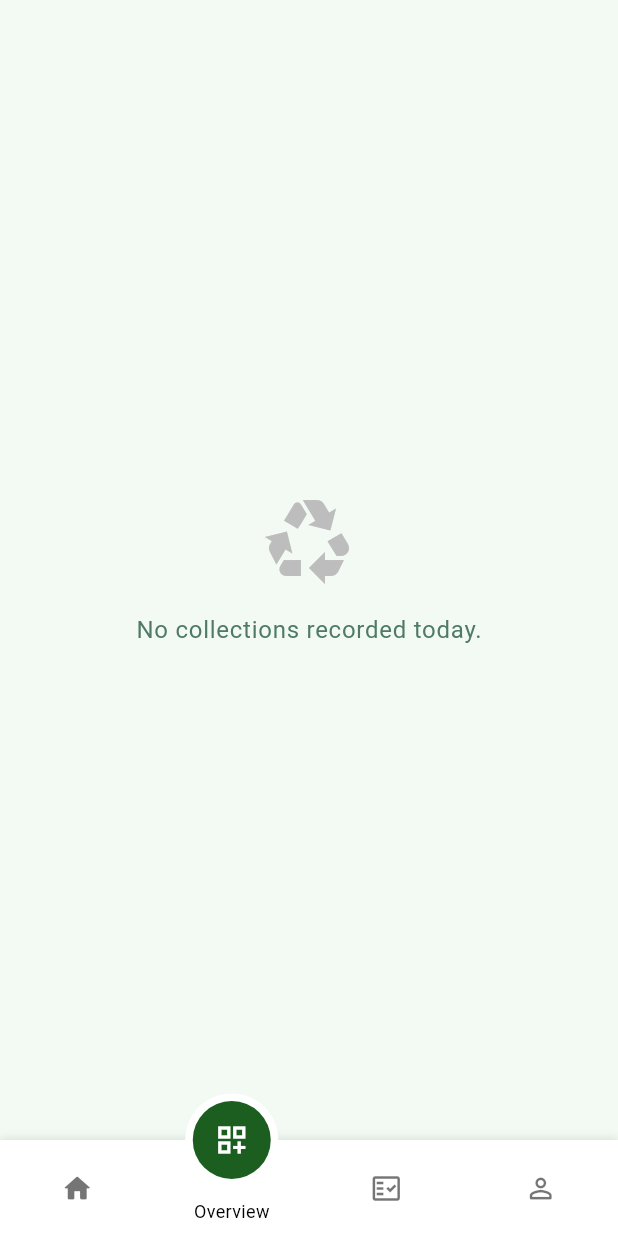
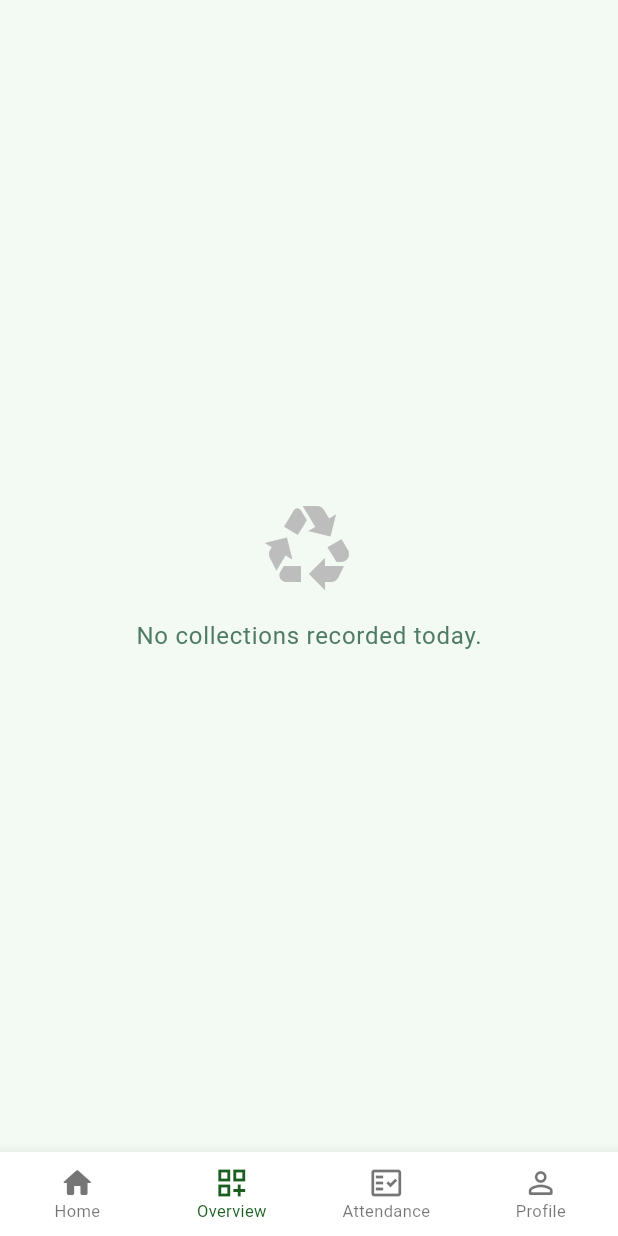
Before and after one commit to ZigmaSoftware/iwms_app, a Flutter app: the MainOperatorTabBar screen opened by its route, on a phone screen of 412 x 824 dp. Run offline on Flutter 3.47's test engine with Material 3 defaults, Android fonts, the phone set to English and light mode, and no system bars; our stand-ins replace auto_size_text, camera, connectivity_plus, dio, equatable, flutter_animate and 19 more; missing offline and left inert: animated_neumorphic, mobile_scanner; accounts and stored records are empty; network calls fail; statements that could not run were skipped.

Commit message:
Commiting to merge with main

```diff
--- a/lib/modules/module3_operator/presentation/screens/main_operator_tabbar.dart
+++ b/lib/modules/module3_operator/presentation/screens/main_operator_tabbar.dart
@@ -1,6 +1,5 @@
 import 'package:flutter/material.dart';
 import 'package:flutter_bloc/flutter_bloc.dart';
-import 'package:motion_tab_bar/MotionTabBar.dart';
 
 import 'package:iwms_citizen_app/core/di.dart';
 import 'package:iwms_citizen_app/data/models/user_model.dart';
@@ -116,26 +115,33 @@
           ),
         ),
         bottomNavigationBar: SafeArea(
-          child: MotionTabBar(
-            labels: const ["Home", "Overview", "Attendance", "Profile"],
-            icons: const [
-              Icons.home_rounded,
-              Icons.dashboard_customize_outlined,
-              Icons.fact_check_outlined,
-              Icons.person_outline_rounded,
+          child: BottomNavigationBar(
+            type: BottomNavigationBarType.fixed,
+            currentIndex: _activeTab.index,
+            onTap: (index) => _setTab(OperatorNavTab.values[index]),
+            selectedItemColor: AppColors.primary,
+            unselectedItemColor: Colors.black54,
+            showUnselectedLabels: true,
+            selectedFontSize: 11,
+            unselectedFontSize: 11,
+            items: const [
+              BottomNavigationBarItem(
+                icon: Icon(Icons.home_rounded),
+                label: "Home",
+              ),
+              BottomNavigationBarItem(
+                icon: Icon(Icons.dashboard_customize_outlined),
+                label: "Overview",
+              ),
+              BottomNavigationBarItem(
+                icon: Icon(Icons.fact_check_outlined),
+                label: "Attendance",
+              ),
+              BottomNavigationBarItem(
+                icon: Icon(Icons.person_outline_rounded),
+                label: "Profile",
+              ),
             ],
-            initialSelectedTab: _labelForTab(_activeTab),
-            tabBarColor: Colors.white,
-            tabSelectedColor: AppColors.primary,
-            tabIconColor: Colors.black54,
-            tabBarHeight: 64,
-            tabSize: 52,
-            tabIconSize: 22,
-            tabIconSelectedSize: 24,
-            onTabItemSelected: (value) {
-              final tab = _tabFromValue(value);
-              if (tab != null) _setTab(tab);
-            },
           ),
         ),
       ),
--- a/lib/modules/module3_operator/presentation/screens/operator_overview_screen.dart
+++ b/lib/modules/module3_operator/presentation/screens/operator_overview_screen.dart
@@ -11,8 +11,15 @@
 const Color _dryTint = Color(0xFFFF9800);
 const Color _mixedTint = Color(0xFFE53935);
 
-class OperatorOverviewScreen extends StatelessWidget {
+class OperatorOverviewScreen extends StatefulWidget {
   const OperatorOverviewScreen({super.key});
+
+  @override
+  State<OperatorOverviewScreen> createState() => _OperatorOverviewScreenState();
+}
+
+class _OperatorOverviewScreenState extends State<OperatorOverviewScreen> {
+  DateTime _selectedDate = DateTime.now();
 
   @override
   Widget build(BuildContext context) {
@@ -21,16 +28,16 @@
     return ValueListenableBuilder<List<CollectionHistoryEntry>>(
       valueListenable: historyService.entriesNotifier,
       builder: (context, entries, _) {
-        final today = entries
-            .where((e) => _isSameDay(e.collectedAt, DateTime.now()))
+        final filtered = entries
+            .where((e) => _isSameDay(e.collectedAt, _selectedDate))
             .toList()
           ..sort((a, b) => b.collectedAt.compareTo(a.collectedAt));
 
-        if (today.isEmpty) {
+        if (filtered.isEmpty) {
           return _buildEmptyState(context);
         }
 
-        final mapped = _mapTodayEntries(today);
+        final mapped = _mapTodayEntries(filtered);
         final summary = _calculateTotals(mapped);
 
         return Column(
@@ -44,6 +51,16 @@
                   crossAxisAlignment: CrossAxisAlignment.start,
                   mainAxisSize: MainAxisSize.min,
                   children: [
+                    Align(
+                      alignment: Alignment.centerRight,
+                      child: IconButton(
+                        tooltip: "Pick date",
+                        icon: const Icon(Icons.calendar_today_rounded,
+                            color: AppColors.primary),
+                        onPressed: _pickDate,
+                      ),
+                    ),
+
                     // ------------------ SUMMARY METRICS ------------------
                     _buildSummaryMetrics(summary),
 
@@ -77,6 +94,19 @@
   // -------------------------------------------------------
   bool _isSameDay(DateTime a, DateTime b) =>
       a.year == b.year && a.month == b.month && a.day == b.day;
+
+  Future<void> _pickDate() async {
+    final now = DateTime.now();
+    final picked = await showDatePicker(
+      context: context,
+      initialDate: _selectedDate,
+      firstDate: now.subtract(const Duration(days: 365)),
+      lastDate: now,
+    );
+    if (picked != null && mounted) {
+      setState(() => _selectedDate = picked);
+    }
+  }
 
   List<_OverviewEntry> _mapTodayEntries(List<CollectionHistoryEntry> entries) {
     final f = DateFormat('hh:mm a');
--- a/lib/modules/module3_operator/presentation/widgets/operator_cards.dart
+++ b/lib/modules/module3_operator/presentation/widgets/operator_cards.dart
@@ -79,7 +79,7 @@
                 if (trailing != null) trailing!,
               ],
             ),
-            const SizedBox(height: 16),
+            const SizedBox(height: 4),
             child,
           ],
         ),
--- a/lib/modules/module3_operator/presentation/widgets/operator_header.dart
+++ b/lib/modules/module3_operator/presentation/widgets/operator_header.dart
@@ -125,11 +125,6 @@
             onPressed: onMenuTap,
             icon: const Icon(Icons.more_horiz_rounded, color: Colors.white),
           ),
-        IconButton(
-          tooltip: 'Logout',
-          onPressed: onLogout,
-          icon: const Icon(Icons.logout_rounded, color: Colors.white),
-        ),
       ],
     );
   }
```
Also changed, not shown: lib/modules/module3_operator/presentation/screens/attendance/attendance_home_operator.dart (+14 -31 lines), lib/modules/module3_operator/presentation/screens/operator_home_screen.dart (+18 -16 lines), lib/modules/module3_operator/presentation/widgets/operator_history_tabs.dart (+11 -3 lines), 1 other file.
